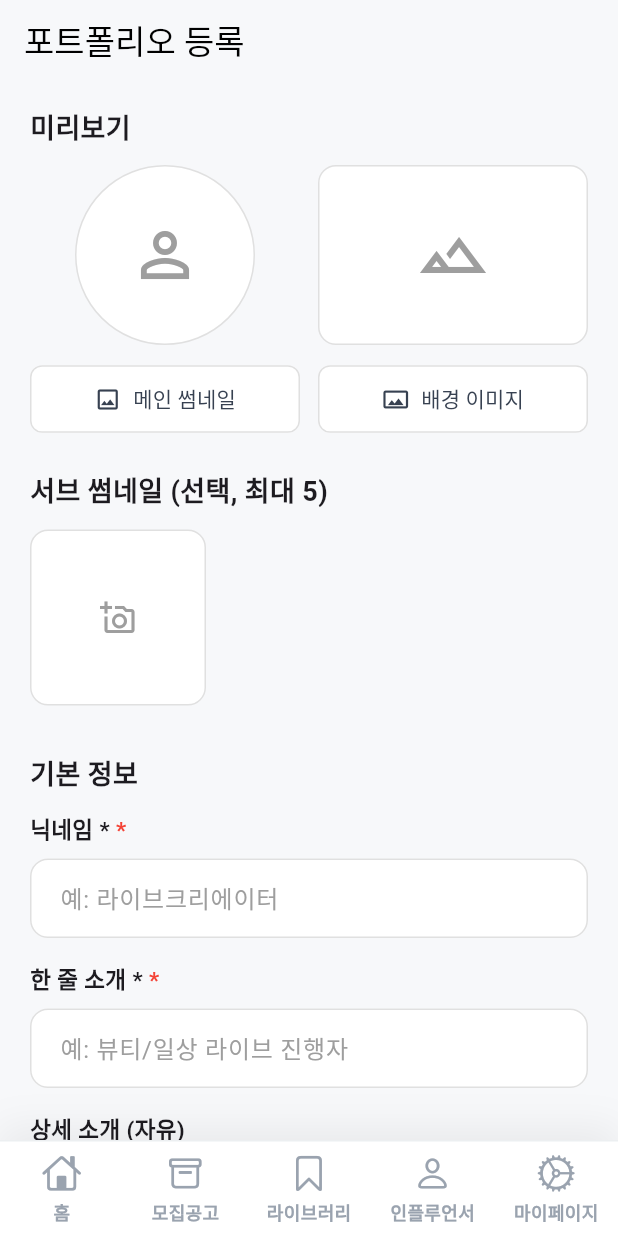
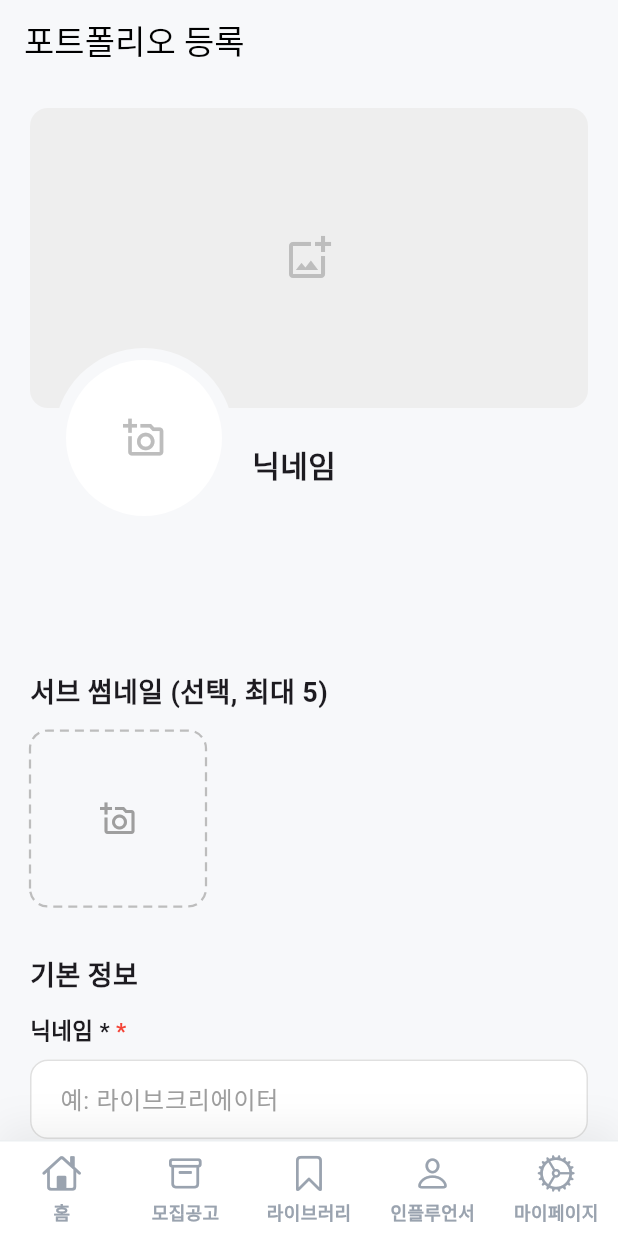
Before and after one commit to livee0322/alpa, a Flutter app: the PortfolioEditScreen screen opened by its route, on a phone screen of 412 x 824 dp. Run offline on Flutter 3.47's test engine with Material 3 defaults, Android fonts, the phone set to English and light mode, and no system bars; drawn by our look-alikes of dotted_border; our stand-ins replace file_picker, get_it, go_router, image_picker; missing offline and left inert: universal_html; accounts and stored records are empty; network calls fail.

Commit message:
250906 > front-end > flutter > 쇼호스트 포트폴리오 UI 개편

```diff
--- a/front-end/flutter/livee/lib/presentation/screens/showhost/portfolio_edit_screen.dart
+++ b/front-end/flutter/livee/lib/presentation/screens/showhost/portfolio_edit_screen.dart
@@ -298,10 +298,11 @@ class _PortfolioEditScreenState extends State<PortfolioEditScreen> {
               child: Column(
                 crossAxisAlignment: CrossAxisAlignment.stretch,
                 children: [
-                  _buildSectionHeader('미리보기'),
+                  // _buildSectionHeader('미리보기'),
                   PortfolioPreviewSection(
                     mainThumbnailSource: _mainThumbnailSource,
                     backgroundImageSource: _backgroundImageSource,
+                    nicknameController: _nicknameController,
                     onPickMainThumbnail: () => _pickImage(
                       onImageSelected: (source) =>
                           setState(() => _mainThumbnailSource = source),
@@ -311,7 +312,7 @@ class _PortfolioEditScreenState extends State<PortfolioEditScreen> {
                           setState(() => _backgroundImageSource = source),
                     ),
                   ),
-                  const SizedBox(height: 24),
+                  const SizedBox(height: 96),
                   _buildSectionHeader('서브 썸네일 (선택, 최대 5)'),
                   PortfolioSubThumbnailSection(
                     sources: _subThumbnailSources,
--- a/front-end/flutter/livee/lib/presentation/screens/showhost/widgets/portfolio_preview_section.dart
+++ b/front-end/flutter/livee/lib/presentation/screens/showhost/widgets/portfolio_preview_section.dart
@@ -4,6 +4,7 @@ import 'package:livee/presentation/screens/showhost/models/portfolio_image.dart'
 class PortfolioPreviewSection extends StatelessWidget {
   final PortfolioImage? mainThumbnailSource;
   final PortfolioImage? backgroundImageSource;
+  final TextEditingController nicknameController;
   final VoidCallback onPickMainThumbnail;
   final VoidCallback onPickBackgroundImage;
 
@@ -11,104 +12,104 @@ class PortfolioPreviewSection extends StatelessWidget {
     super.key,
     required this.mainThumbnailSource,
     required this.backgroundImageSource,
+    required this.nicknameController,
     required this.onPickMainThumbnail,
     required this.onPickBackgroundImage,
   });
 
   @override
   Widget build(BuildContext context) {
-    final buttonStyle = ElevatedButton.styleFrom(
-      backgroundColor: Colors.white,
-      foregroundColor: const Color(0xFF374151),
-      elevation: 0,
-      shape: RoundedRectangleBorder(
-        borderRadius: BorderRadius.circular(8),
-        side: BorderSide(color: Colors.grey.shade300),
-      ),
-      padding: const EdgeInsets.symmetric(vertical: 12),
-    );
-
-    return Column(
+    return SizedBox(
+      height: 280,
+      child: Stack(
+        clipBehavior: Clip.none,
+        alignment: Alignment.topLeft,
         children: [
-        Row(
-          crossAxisAlignment: CrossAxisAlignment.start,
-          children: [
-            Expanded(
-              child: Column(
-                children: [
-                  _buildImagePreview(
-                    source: mainThumbnailSource,
-                    placeholderIcon: Icons.person_outline,
-                    height: 120,
-                    shape: BoxShape.circle,
-                  ),
-                  const SizedBox(height: 12),
+          // 배경 이미지 영역
           SizedBox(
+            height: 200,
             width: double.infinity,
-                    child: ElevatedButton.icon(
-                      icon: const Icon(Icons.image_outlined, size: 18),
-                      label: const Text('메인 썸네일'),
-                      onPressed: onPickMainThumbnail,
-                      style: buttonStyle,
+            child: InkWell(
+              onTap: onPickBackgroundImage,
+              borderRadius: BorderRadius.circular(12),
+              child: ClipRRect(
+                borderRadius: BorderRadius.circular(12),
+                child: Container(
+                  // 이미지가 없을 때의 배경색 변경
+                  color: Colors.grey[200],
+                  child: backgroundImageSource == null
+                      ? _buildPlaceholder(Icons.add_photo_alternate_outlined)
+                      : (backgroundImageSource!.localBytes != null
+                          ? Image.memory(
+                              backgroundImageSource!.localBytes!,
+                              fit: BoxFit.cover,
+                            )
+                          : Image.network(
+                              backgroundImageSource!.networkUrl!,
+                              fit: BoxFit.cover,
+                            )),
                 ),
               ),
-                ],
+            ),
+          ),
+          // 메인 썸네일 및 닉네임 영역
+          Positioned(
+            left: 16,
+            top: 160,
+            child: Row(
+              crossAxisAlignment: CrossAxisAlignment.end,
+              children: [
+                InkWell(
+                  onTap: onPickMainThumbnail,
+                  borderRadius: BorderRadius.circular(40),
+                  child: CircleAvatar(
+                    radius: 60,
+                    backgroundColor: const Color(0xFFF7F8FA),
+                    child: CircleAvatar(
+                      radius: 52,
+                      backgroundColor: Colors.white,
+                      backgroundImage: mainThumbnailSource?.networkUrl != null
+                          ? NetworkImage(mainThumbnailSource!.networkUrl!)
+                          : (mainThumbnailSource?.localBytes != null
+                              ? MemoryImage(mainThumbnailSource!.localBytes!)
+                              : null) as ImageProvider?,
+                      child: mainThumbnailSource == null
+                          ? _buildPlaceholder(
+                              Icons.add_a_photo_outlined,
+                              size: 28,
+                            )
+                          : null,
+                    ),
                   ),
                 ),
                 const SizedBox(width: 12),
-            Expanded(
-              child: Column(
+                // 닉네임 텍스트 필드의 값을 실시간으로 보여줌
+                Column(
                   children: [
-                  _buildImagePreview(
-                    source: backgroundImageSource,
-                    placeholderIcon: Icons.landscape_outlined,
-                    height: 120,
+                    ValueListenableBuilder<TextEditingValue>(
+                      valueListenable: nicknameController,
+                      builder: (context, value, child) {
+                        return Text(
+                          value.text.isNotEmpty ? value.text : '닉네임',
+                          style: const TextStyle(
+                              fontSize: 20, fontWeight: FontWeight.bold),
+                        );
+                      },
                     ),
-                  const SizedBox(height: 12),
-                  SizedBox(
-                    width: double.infinity,
-                    child: ElevatedButton.icon(
-                      icon: const Icon(Icons.panorama_outlined, size: 18),
-                      label: const Text('배경 이미지'),
-                      onPressed: onPickBackgroundImage,
-                      style: buttonStyle,
-                    ),
+                    const SizedBox(height: 28),
+                  ],
                 ),
               ],
             ),
           ),
         ],
       ),
-      ],
     );
   }
 
-  Widget _buildImagePreview({
-    required PortfolioImage? source,
-    required IconData placeholderIcon,
-    required double height,
-    BoxShape shape = BoxShape.rectangle,
-  }) {
-    return Container(
-      height: height,
-      width: double.infinity,
-      decoration: BoxDecoration(
-        color: Colors.white,
-        shape: shape,
-        border: Border.all(color: Colors.grey.shade300),
-        borderRadius:
-            shape == BoxShape.rectangle ? BorderRadius.circular(12) : null,
-      ),
-      child: ClipRRect(
-        borderRadius: shape == BoxShape.rectangle
-            ? BorderRadius.circular(11)
-            : BorderRadius.circular(height / 2),
-        child: source == null
-            ? Icon(placeholderIcon, color: Colors.grey, size: 48)
-            : (source.localBytes != null
-                ? Image.memory(source.localBytes!, fit: BoxFit.cover)
-                : Image.network(source.networkUrl!, fit: BoxFit.cover)),
-      ),
+  Widget _buildPlaceholder(IconData icon, {double size = 32}) {
+    return Center(
+      child: Icon(icon, size: size, color: Colors.grey.shade400),
     );
   }
 }
--- a/front-end/flutter/livee/lib/presentation/screens/showhost/widgets/portfolio_sub_thumbnail_section.dart
+++ b/front-end/flutter/livee/lib/presentation/screens/showhost/widgets/portfolio_sub_thumbnail_section.dart
@@ -1,3 +1,4 @@
+import 'package:dotted_border/dotted_border.dart';
 import 'package:flutter/material.dart';
 import 'package:livee/presentation/screens/showhost/models/portfolio_image.dart';
 
@@ -26,16 +27,19 @@ class PortfolioSubThumbnailSection extends StatelessWidget {
       ),
       itemBuilder: (context, index) {
         if (index == sources.length && sources.length < 5) {
-          return InkWell(
-            onTap: onAddImage,
-            borderRadius: BorderRadius.circular(12),
-            child: Container(
-              decoration: BoxDecoration(
-                color: Colors.white,
-                borderRadius: BorderRadius.circular(12),
-                border: Border.all(color: Colors.grey.shade300),
+          // 점선 테두리 적용
+          return DottedBorder(
+            color: Colors.grey.shade400,
+            strokeWidth: 1.5,
+            dashPattern: const [6, 4],
+            borderType: BorderType.RRect,
+            radius: const Radius.circular(12),
+            child: InkWell(
+              onTap: onAddImage,
+              borderRadius: BorderRadius.circular(12),
+              child: const Center(
+                child: Icon(Icons.add_a_photo_outlined, color: Colors.grey),
               ),
-              child: const Icon(Icons.add_a_photo_outlined, color: Colors.grey),
             ),
           );
         }
--- a/front-end/flutter/livee/pubspec.yaml
+++ b/front-end/flutter/livee/pubspec.yaml
@@ -48,6 +48,7 @@ dependencies:
   image: ^4.5.4
   get_it: ^8.2.0
   universal_html: ^2.2.4
+  dotted_border: ^2.1.0
 
 dev_dependencies:
   flutter_test:
```
Lines whose indentation alone changed are shown as unchanged.
